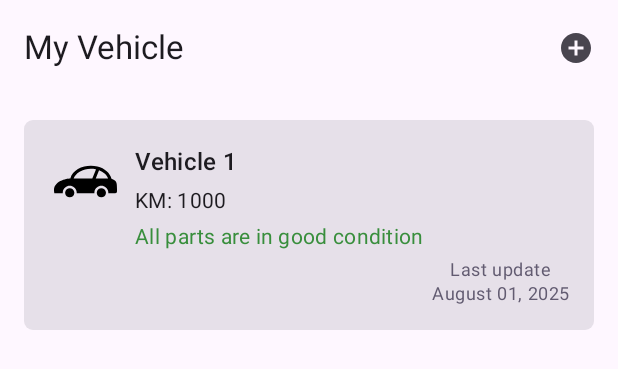
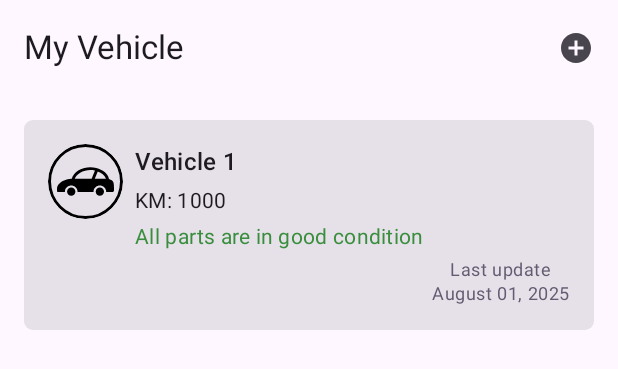
Before and after one commit to Michaelibrahim93/vehicle-maintenance, an Android app built with Jetpack Compose: the @Preview function VehicleListScreenPreview, on a phone screen of 412 x 824 dp. Shown: the top 369 px of the screen. Run offline under Robolectric (Android 15) with nearby library versions, the phone set to English and light mode, and no system bars; our stand-ins replace Timber.

Commit message:
feat: AddVehicleUseCase

```diff
--- a/app/src/main/java/com/mike/maintenancealarm/data/ReposModule.kt
+++ b/app/src/main/java/com/mike/maintenancealarm/data/ReposModule.kt
@@ -6,13 +6,11 @@ import dagger.Binds
 import dagger.Module
 import dagger.hilt.InstallIn
 import dagger.hilt.components.SingletonComponent
-import javax.inject.Singleton
 
 @Module
 @InstallIn(SingletonComponent::class)
 abstract class ReposModule {
     @Binds
-    @Singleton
     abstract fun bindVehiclesRepository(
         impl: VehiclesRepositoryImpl
     ): VehiclesRepository
--- a/app/src/main/java/com/mike/maintenancealarm/data/storage/StorageModule.kt
+++ b/app/src/main/java/com/mike/maintenancealarm/data/storage/StorageModule.kt
@@ -22,7 +22,8 @@ class StorageModule {
             context = context,
             klass = AppDatabase::class.java,
             name = "app_database"
-        ).build()
+        ).fallbackToDestructiveMigrationFrom(true, 1)
+            .build()
     }
 
     @Provides
--- a/app/src/main/java/com/mike/maintenancealarm/data/storage/db/AppDatabase.kt
+++ b/app/src/main/java/com/mike/maintenancealarm/data/storage/db/AppDatabase.kt
@@ -9,7 +9,7 @@ import com.mike.maintenancealarm.data.storage.db.typeconverters.VehicleConverter
 
 @Database(
     entities = [VehicleEntity::class],
-    version = 1,
+    version = 2,
     exportSchema = true
 )
 @TypeConverters(VehicleConverters::class)
--- /dev/null
+++ b/app/src/main/java/com/mike/maintenancealarm/data/vo/errors/LocalDbErrorKey.kt
@@ -0,0 +1,6 @@
+package com.mike.maintenancealarm.data.vo.errors
+
+enum class LocalDbErrorKey {
+    VEHICLE_NAME_EXISTS,
+    UNKNOWN_ERROR
+}
--- a/app/src/main/java/com/mike/maintenancealarm/presentaion/vehicleslist/VehicleCard.kt
+++ b/app/src/main/java/com/mike/maintenancealarm/presentaion/vehicleslist/VehicleCard.kt
@@ -1,5 +1,7 @@
 package com.mike.maintenancealarm.presentaion.vehicleslist
 
+import android.content.res.Configuration
+import androidx.compose.foundation.border
 import androidx.compose.foundation.clickable
 import androidx.compose.foundation.layout.Box
 import androidx.compose.foundation.layout.Column
@@ -8,6 +10,7 @@ import androidx.compose.foundation.layout.fillMaxWidth
 import androidx.compose.foundation.layout.height
 import androidx.compose.foundation.layout.padding
 import androidx.compose.foundation.layout.width
+import androidx.compose.foundation.shape.CircleShape
 import androidx.compose.foundation.shape.RoundedCornerShape
 import androidx.compose.material3.Card
 import androidx.compose.material3.CardDefaults
@@ -16,6 +19,8 @@ import androidx.compose.material3.Text
 import androidx.compose.runtime.Composable
 import androidx.compose.ui.Alignment
 import androidx.compose.ui.Modifier
+import androidx.compose.ui.draw.clip
+import androidx.compose.ui.res.colorResource
 import androidx.compose.ui.res.painterResource
 import androidx.compose.ui.res.stringResource
 import androidx.compose.ui.text.style.TextAlign
@@ -82,7 +87,9 @@ fun CardContent(
             error = painterResource(R.drawable.ic_car_placeholder),
             modifier = Modifier.width(50.dp)
                 .height(50.dp)
-                .padding(4.dp)
+                .clip(CircleShape)
+                .border(2.dp, colorResource(R.color.image_foreground), CircleShape)
+                .padding(6.dp)
         )
 
         Column (
@@ -126,7 +133,12 @@ fun CardContent(
     }
 }
 
-@Preview
+@Preview(
+    name = "Dark Mode",
+    uiMode = Configuration.UI_MODE_NIGHT_YES,
+    showBackground = true,
+    showSystemUi = true
+)
 @Composable
 fun VehicleCardPreview() {
     MaintenanceAlarmTheme {
--- a/app/src/main/java/com/mike/maintenancealarm/presentaion/vehicleslist/VehiclesListScreen.kt
+++ b/app/src/main/java/com/mike/maintenancealarm/presentaion/vehicleslist/VehiclesListScreen.kt
@@ -1,5 +1,6 @@
 package com.mike.maintenancealarm.presentaion.vehicleslist
 
+import android.content.res.Configuration
 import androidx.compose.foundation.layout.fillMaxSize
 import androidx.compose.foundation.layout.padding
 import androidx.compose.foundation.lazy.LazyColumn
@@ -25,6 +26,7 @@ import timber.log.Timber
 import androidx.compose.ui.Modifier
 import androidx.compose.ui.platform.LocalContext
 import androidx.compose.ui.tooling.preview.Preview
+import androidx.compose.ui.tooling.preview.PreviewLightDark
 import com.mike.maintenancealarm.R
 import com.mike.maintenancealarm.data.vo.VehicleStatus
 import com.mike.maintenancealarm.presentaion.core.DateFormats
@@ -111,7 +113,12 @@ sealed class VehicleListEvent {
     data object AddNewVehicle : VehicleListEvent()
 }
 
-@Preview
+@Preview(
+    name = "Dark Mode",
+    uiMode = Configuration.UI_MODE_NIGHT_YES,
+    showBackground = true,
+    showSystemUi = true
+)
 @Composable
 fun VehicleListScreenPreview() {
     VehicleListScreen(
--- a/app/src/main/res/drawable/ic_car_placeholder.xml
+++ b/app/src/main/res/drawable/ic_car_placeholder.xml
@@ -2,7 +2,8 @@
     android:width="800dp"
     android:height="800dp"
     android:viewportWidth="512"
-    android:viewportHeight="512">
+    android:viewportHeight="512"
+    android:tint="@color/image_foreground">
   <path
       android:pathData="M466.96,233.3c-0.19,-0.65 -0.26,-1.29 -0.46,-1.94c-5.63,-22.54 -19.23,-43.01 -38.41,-59.65c-19.82,-17.29 -45.73,-30.51 -75.2,-37.76c-16.77,-4.21 -34.72,-6.48 -53.37,-6.48c-18.65,0 -36.59,2.27 -53.37,6.48c-38.02,9.39 -70.08,28.63 -90.87,53.76c-10.88,13.08 -18.65,27.79 -22.67,43.4h-3.24c-4.34,0 -151.43,11.46 -126.56,119.82h68.59c-0.06,-1.17 -0.13,-2.33 -0.13,-3.5c0,-3.43 0.32,-6.87 0.84,-9.85c4.79,-27.07 28.24,-46.76 55.77,-46.76s50.97,19.69 55.7,46.57c0.58,3.17 0.91,6.61 0.91,10.04c0,1.05 -0.06,2.1 -0.12,3.15c-0.01,0.03 -0,0.08 -0.01,0.11h0.01c-0,0.08 -0,0.16 -0.01,0.24h144.04c-0.06,-1.17 -0.13,-2.33 -0.13,-3.5c0,-3.43 0.32,-6.87 0.84,-9.85c4.79,-27.07 28.24,-46.76 55.77,-46.76c27.53,0 50.97,19.69 55.7,46.5c0.58,3.24 0.91,6.67 0.91,10.1c0,1.04 -0.06,2.09 -0.12,3.14c-0.01,0.04 -0,0.09 -0.01,0.12h0.01c-0.01,0.08 -0.01,0.16 -0.01,0.24h56.72c7.63,0 13.82,-6.2 13.84,-13.83C512.21,263.34 513.33,250.08 466.96,233.3zM159.73,231.02c3.31,-9.36 8.41,-18.28 15.45,-26.74c17.55,-21.18 44.95,-37.24 77.2,-45.21c15.16,-3.76 30.96,-5.7 47.15,-5.7c13.3,0 26.3,1.35 38.88,3.95c0.89,0.2 1.8,0.35 2.68,0.56l-29.78,73.21H196.5L159.73,231.02zM339.34,231.01l26.84,-65.91c17.16,6.41 32.45,15.22 44.88,26.1c13.15,11.4 22.52,24.57 27.69,38.49c0.17,0.47 0.37,0.94 0.52,1.41h-73.04L339.34,231.01z"
       android:fillColor="#000000"/>
--- /dev/null
+++ b/app/src/main/res/values-night/colors.xml
@@ -0,0 +1,4 @@
+<?xml version="1.0" encoding="utf-8"?>
+<resources>
+    <color name="image_foreground">#FFFFFF</color>
+</resources>
--- a/app/src/main/res/values/colors.xml
+++ b/app/src/main/res/values/colors.xml
@@ -7,4 +7,5 @@
     <color name="teal_700">#FF018786</color>
     <color name="black">#FF000000</color>
     <color name="white">#FFFFFFFF</color>
+    <color name="image_foreground">#FF000000</color>
 </resources>
--- a/app/src/main/res/values/strings.xml
+++ b/app/src/main/res/values/strings.xml
@@ -6,4 +6,7 @@
     <string name="vehicle_status_near_expiration">Some parts are nearing replacement</string>
     <string name="vehicle_status_expired">Some parts need immediate replacement</string>
     <string name="vehicle_last_km_update">Last update\n%s</string>
+    <string name="vehicle_name_exists_error_message">Oops! That vehicle name is already taken. Please try a different one.</string>
+    <string name="error">Error</string>
+    <string name="generic_error_message">Something went wrong.\\nPlease, Try again later.</string>
 </resources>
```
Also changed, not shown: app/src/main/java/com/mike/maintenancealarm/data/storage/db/models/VehicleEntity.kt (+6 -2 lines), app/src/main/java/com/mike/maintenancealarm/data/vo/errors/VehicleError.kt (added, +12 -0 lines), app/src/main/java/com/mike/maintenancealarm/data/vo/errors/VehicleErrorFactory.kt (added, +23 -0 lines), app/src/main/java/com/mike/maintenancealarm/domain/DomainModule.kt (added, +17 -0 lines), app/src/main/java/com/mike/maintenancealarm/domain/usecases/AddVehicleUseCase.kt (added, +30 -0 lines).
